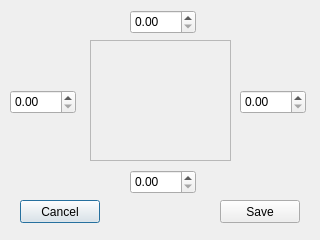
This is openPSTD/absorptiondialog.ui in openPSTD/openPSTD as Qt 5 draws it before an edit. The edited form follows.
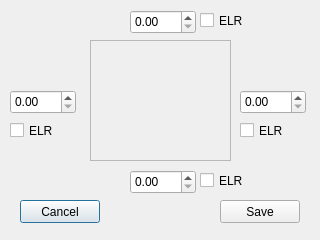
This is the edited form.

Diff of the .ui file:
```diff
--- a/openPSTD/absorptiondialog.ui
+++ b/openPSTD/absorptiondialog.ui
@@ -119,6 +119,58 @@
     <string>Save</string>
    </property>
   </widget>
+  <widget class="QCheckBox" name="elrTop">
+   <property name="geometry">
+    <rect>
+     <x>200</x>
+     <y>10</y>
+     <width>51</width>
+     <height>21</height>
+    </rect>
+   </property>
+   <property name="text">
+    <string>ELR</string>
+   </property>
+  </widget>
+  <widget class="QCheckBox" name="elrBottom">
+   <property name="geometry">
+    <rect>
+     <x>200</x>
+     <y>170</y>
+     <width>51</width>
+     <height>21</height>
+    </rect>
+   </property>
+   <property name="text">
+    <string>ELR</string>
+   </property>
+  </widget>
+  <widget class="QCheckBox" name="elrLeft">
+   <property name="geometry">
+    <rect>
+     <x>10</x>
+     <y>120</y>
+     <width>51</width>
+     <height>21</height>
+    </rect>
+   </property>
+   <property name="text">
+    <string>ELR</string>
+   </property>
+  </widget>
+  <widget class="QCheckBox" name="elrRight">
+   <property name="geometry">
+    <rect>
+     <x>240</x>
+     <y>120</y>
+     <width>51</width>
+     <height>21</height>
+    </rect>
+   </property>
+   <property name="text">
+    <string>ELR</string>
+   </property>
+  </widget>
  </widget>
  <resources/>
  <connections/>
```
